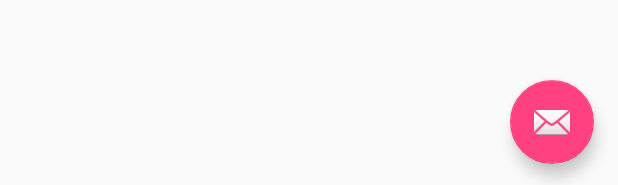
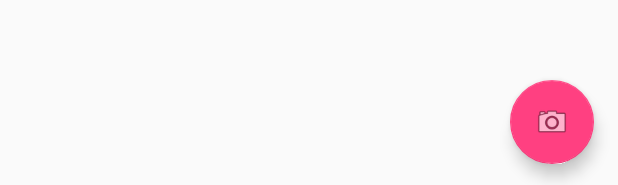
Before and after one commit to GRnice/CheckBills, an Android app: the layout app_bar_home.xml on its own in the app's theme, with its tools: preview values and no code run, on a phone screen of 412 x 824 dp. Shown: the part 1048-1233 px from the top of the screen. Run offline under Robolectric (Android 15) with nearby library versions, the phone set to English and light mode, and no system bars.

Commit message:
pour merger

```diff
--- a/app/src/main/res/layout/app_bar_home.xml
+++ b/app/src/main/res/layout/app_bar_home.xml
@@ -29,6 +29,6 @@
         android:layout_height="wrap_content"
         android:layout_gravity="bottom|end"
         android:layout_margin="@dimen/fab_margin"
-        android:src="@android:drawable/ic_dialog_email" />
+        android:src="@android:drawable/ic_menu_camera" />
 
 </android.support.design.widget.CoordinatorLayout>
```
